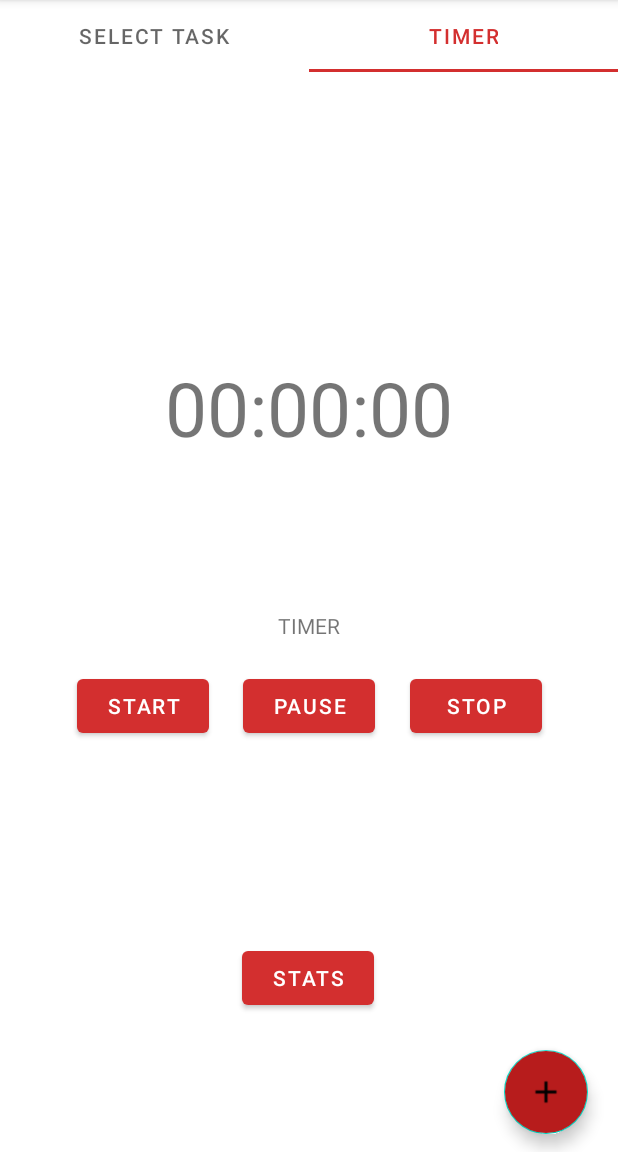
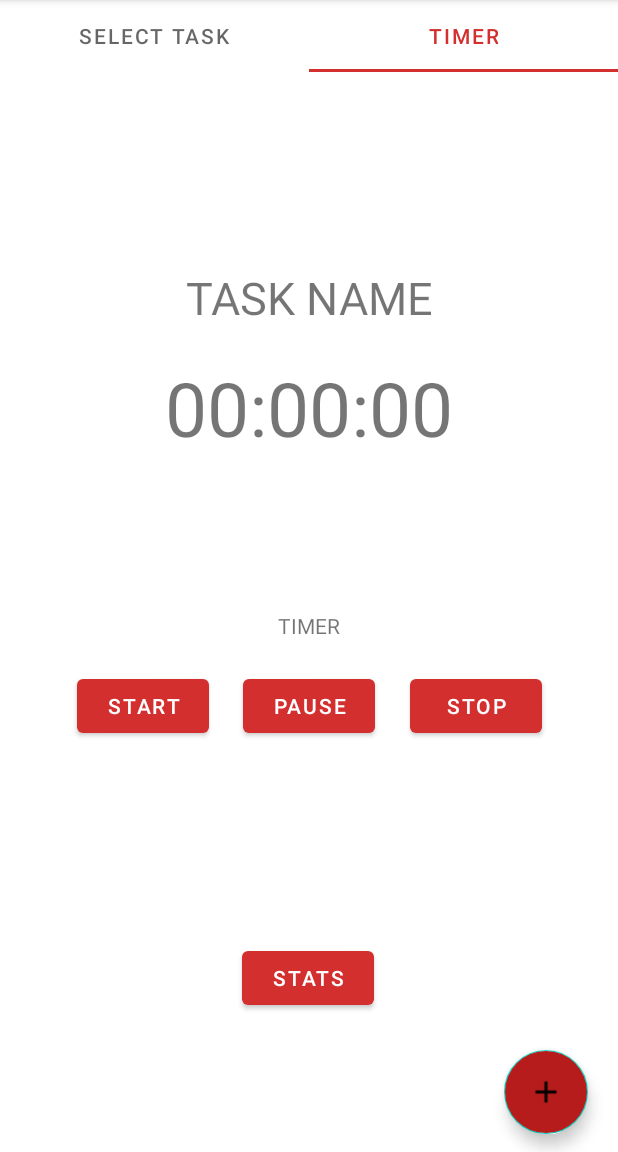
Before and after one commit to SounakMondal10/10kHours, an Android app: the screen it shows after launch (MainActivity), tab 2 chosen, on a phone screen of 412 x 824 dp, the part 84-1236 px from its top. Run offline under Robolectric (Android 15) with nearby library versions, the phone set to English and light mode, and no system bars.

Commit message:
10k Hours App - Keep track of hours spent honing a skill, for spending 10,000 hours grinding at that skill puts you at the top 0.1% position in the world

```diff
--- a/app/src/main/java/com/sounakmondal/a10khours/Fragments/timerView.java
+++ b/app/src/main/java/com/sounakmondal/a10khours/Fragments/timerView.java
@@ -22,7 +22,7 @@ import java.util.TimerTask;
 
 public class timerView extends Fragment {
     View rootView;
-    TextView timerTextView;
+    TextView timerTextView, taskNameText;
     Button startButton, pauseButton, stopButton;
     int minutes = 0, hours = 0,seconds = 0; //For storing data
     long milliseconds=0;
@@ -42,6 +42,7 @@ public class timerView extends Fragment {
         startButton = rootView.findViewById(R.id.start_buttonID);
         pauseButton = rootView.findViewById(R.id.pause_buttonID);
         stopButton = rootView.findViewById(R.id.stop_buttonID);
+        taskNameText = rootView.findViewById(R.id.taskNameText);
 
 
         //click stats button to start stats activity
@@ -168,8 +169,6 @@ public class timerView extends Fragment {
 
     }
 
-
-
     private void TimerMethod()
     {
         //This method is called directly by the timer
@@ -234,6 +233,4 @@ public class timerView extends Fragment {
         }
     };
 
-
-
 }
--- a/app/src/main/res/layout/timer_layout.xml
+++ b/app/src/main/res/layout/timer_layout.xml
@@ -5,6 +5,18 @@
     android:id="@+id/timer_layoutID"
     android:layout_width="match_parent"
     android:layout_height="match_parent">
+
+    <TextView
+        android:id="@+id/taskNameText"
+        android:layout_width="wrap_content"
+        android:layout_height="wrap_content"
+        app:layout_constraintTop_toTopOf="parent"
+        app:layout_constraintStart_toStartOf="parent"
+        app:layout_constraintEnd_toEndOf="parent"
+        android:layout_marginTop="130dp"
+        android:text="TASK NAME"
+        android:textSize="30dp"
+        />
 
     <TextView
         android:id="@+id/textView"
```
